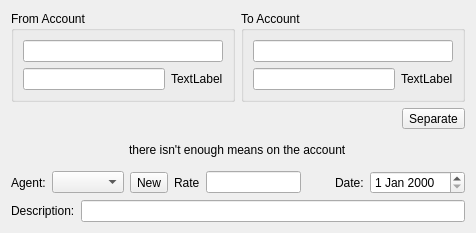
First picture: the form in editoperation.ui, repository sergey196510/mycash, before the edit.
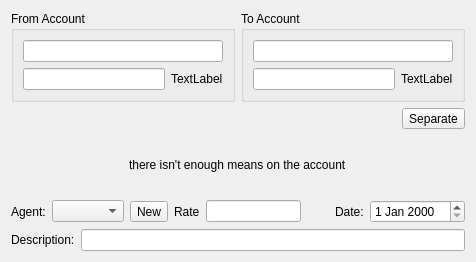
Second picture: the form after the edit. Custom widgets are drawn as their Qt base class.

Diff of the .ui file:
```diff
--- a/editoperation.ui
+++ b/editoperation.ui
@@ -7,7 +7,7 @@
     <x>0</x>
     <y>0</y>
     <width>476</width>
-    <height>233</height>
+    <height>262</height>
    </rect>
   </property>
   <property name="windowTitle">
```
